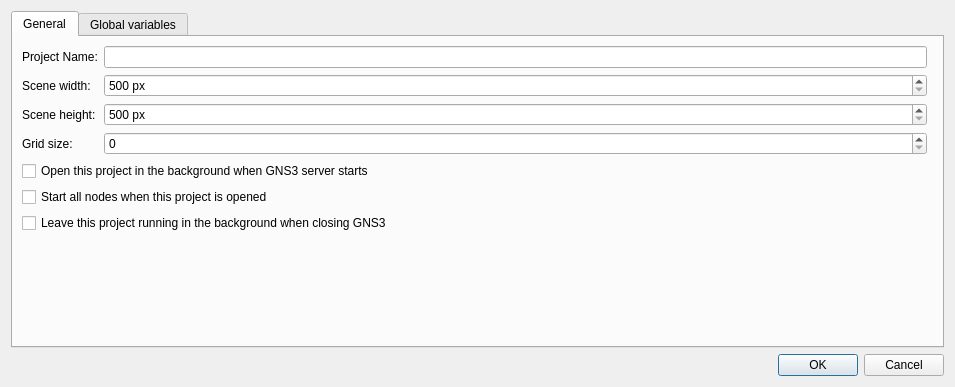
The window that gns3/ui/edit_project_dialog.ui (GNS3/gns3-gui) describes before a commit, drawn with Qt 5.
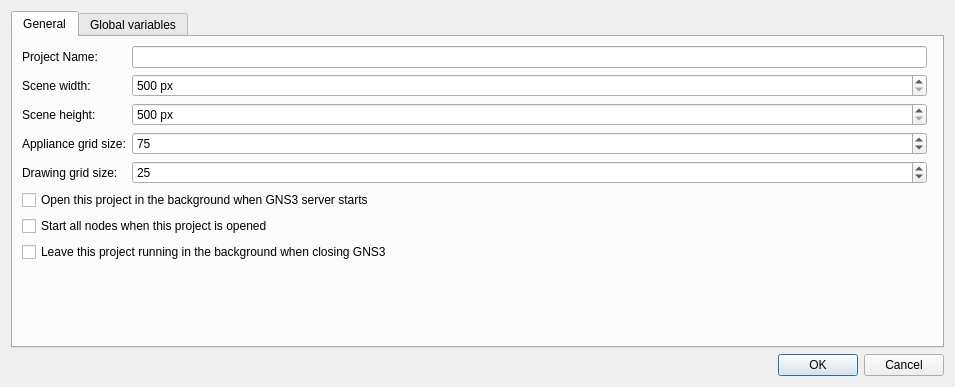
The same window after the commit.

Commit message: Support for differing grid sizes for appliances and drawings. Requires corresponding commit on gns3-server.

Patch:
```diff
--- a/gns3/ui/edit_project_dialog.ui
+++ b/gns3/ui/edit_project_dialog.ui
@@ -65,7 +65,36 @@
         </widget>
        </item>
        <item row="4" column="1">
-        <widget class="QSpinBox" name="uiGridSizeSpinBox"/>
+        <widget class="QSpinBox" name="uiApplianceGridSizeSpinBox">
+         <property name="minimum">
+          <number>10</number>
+         </property>
+         <property name="maximum">
+          <number>150</number>
+         </property>
+         <property name="singleStep">
+          <number>10</number>
+         </property>
+         <property name="value">
+          <number>75</number>
+         </property>
+        </widget>
+       </item>
+       <item row="5" column="1">
+        <widget class="QSpinBox" name="uiDrawingGridSizeSpinBox">
+         <property name="minimum">
+          <number>10</number>
+         </property>
+         <property name="maximum">
+          <number>100</number>
+         </property>
+         <property name="singleStep">
+          <number>10</number>
+         </property>
+         <property name="value">
+          <number>25</number>
+         </property>
+        </widget>
        </item>
        <item row="3" column="1">
         <widget class="QSpinBox" name="uiSceneHeightSpinBox">
@@ -93,7 +122,14 @@
        <item row="4" column="0">
         <widget class="QLabel" name="uiGridSizeLabel">
          <property name="text">
-          <string>Grid size:</string>
+          <string>Appliance grid size:</string>
+         </property>
+        </widget>
+       </item>
+       <item row="5" column="0">
+        <widget class="QLabel" name="uiDrawingGridSizeLabel">
+         <property name="text">
+          <string>Drawing grid size:</string>
          </property>
         </widget>
        </item>
```
Left out of the diff: 2 changed lines with no effect on the pictures. The commit also changes 12 other files.
